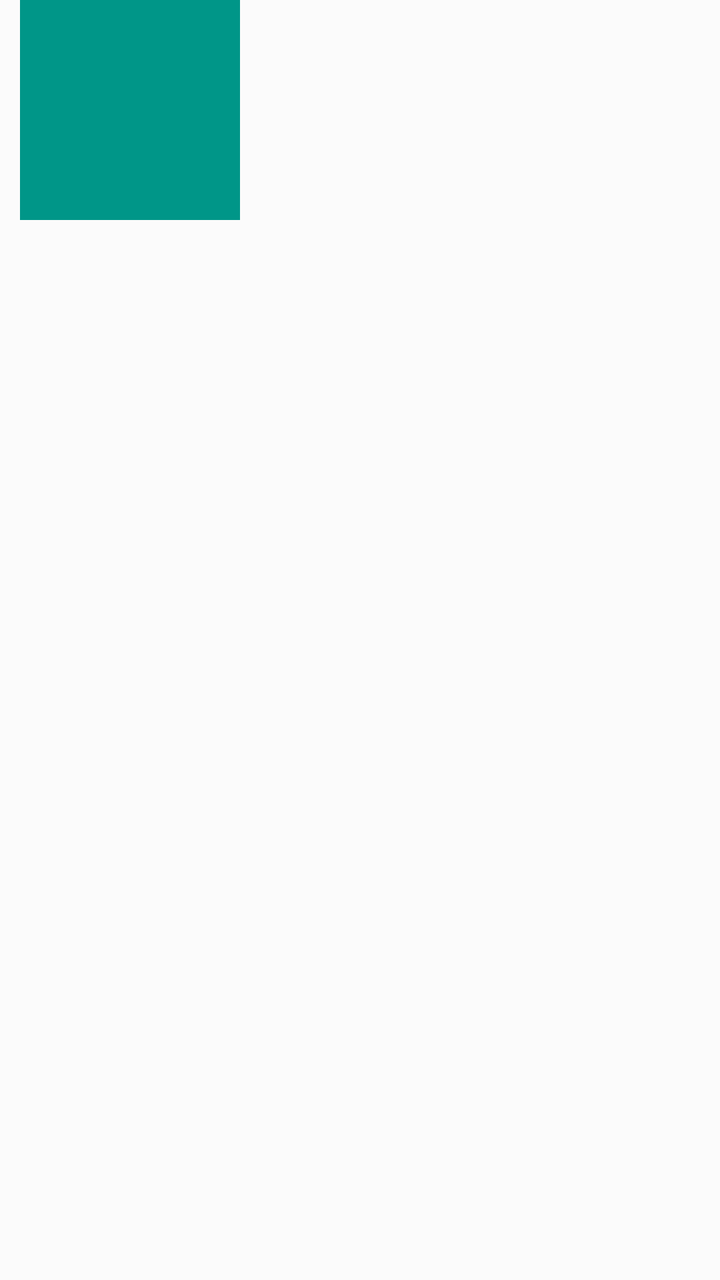
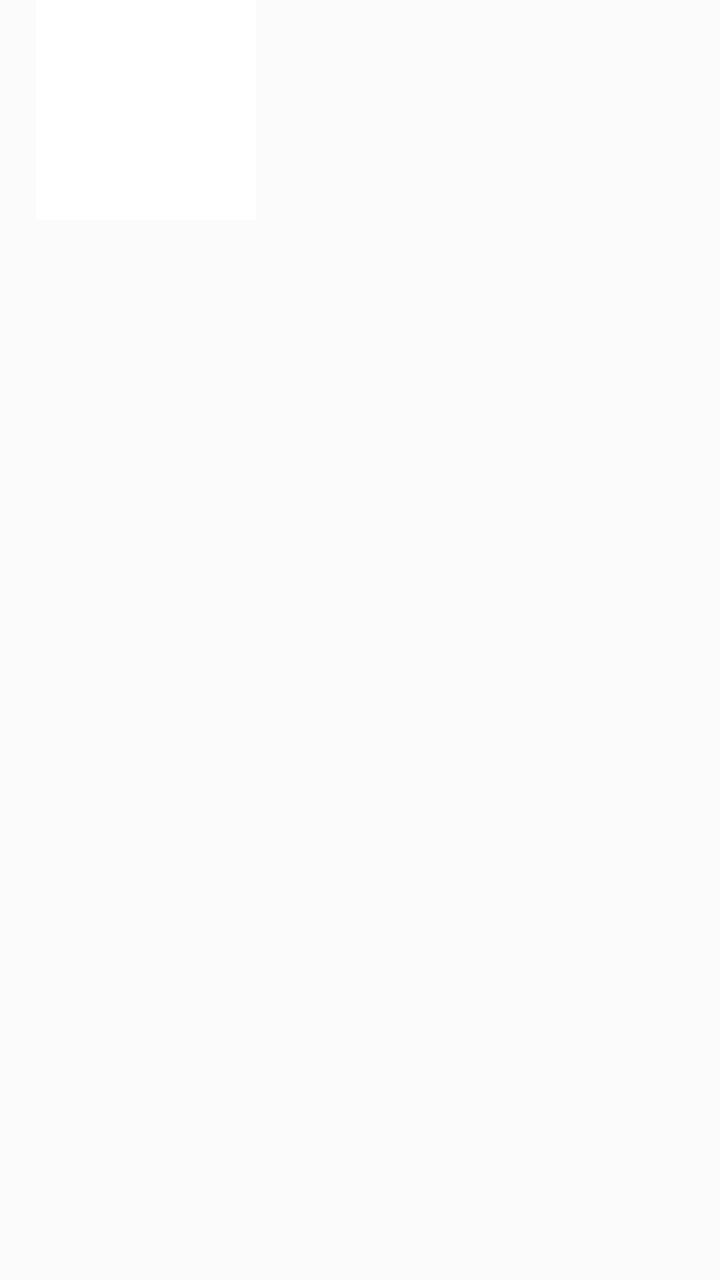

An Android layout rendered at two revisions. The XML below is the earlier revision; the diff shows what the commit changed to produce the second picture.
<!-- AndroidManifest.xml: application theme AppTheme -->
<!-- res/layout/recyclerview_item_diarios.xml -->
<?xml version="1.0" encoding="utf-8"?>
<LinearLayout
    xmlns:android="http://schemas.android.com/apk/res/android"
    android:layout_width="match_parent"
    android:layout_height="wrap_content"
    android:background="@color/overlay_light_10"
    android:orientation="vertical">


    <ImageView
        android:id="@+id/imagenDiario"
        android:layout_width="110dp"
        android:layout_height="110dp"
        android:layout_marginLeft="10.0dip"
        android:layout_marginStart="10.0dip"
        android:background="@color/teal_500"
        android:layout_gravity="fill_vertical"
        android:contentDescription="@string/acerca" />

</LinearLayout>
<!-- resources referenced by this layout -->
<resources>
  <color name="overlay_light_10">#1AFFFFFF</color>
  <color name="teal_500">#009688</color>
  <string name="acerca">Acerca de</string>
  <style name="AppTheme" parent="Theme.AppCompat.Light.DarkActionBar">
          
          <item name="colorPrimary">@color/colorPrimary</item>
          <item name="colorPrimaryDark">@color/colorPrimaryDark</item>
          <item name="colorAccent">@color/colorAccent</item>
          <item name="windowActionBar">false</item>
          <item name="windowNoTitle">true</item>
      </style>
  <color name="colorPrimary">#1976D2</color>
  <color name="colorPrimaryDark">#1565C0</color>
  <color name="colorAccent">#FF4081</color>
</resources>

<!-- the commit's change to res/layout/recyclerview_item_diarios.xml (unified diff, before → after) -->
@@ -11,9 +11,9 @@
         android:id="@+id/imagenDiario"
         android:layout_width="110dp"
         android:layout_height="110dp"
-        android:layout_marginLeft="10.0dip"
-        android:layout_marginStart="10.0dip"
-        android:background="@color/teal_500"
+        android:layout_marginLeft="18.0dip"
+        android:layout_marginStart="18.0dip"
+        android:background="#FFFFFF"
         android:layout_gravity="fill_vertical"
         android:contentDescription="@string/acerca" />
 
<!-- resource entries referenced after the edit -->
@@ -1,7 +1,6 @@
 <!-- resources referenced by this layout -->
 <resources>
   <color name="overlay_light_10">#1AFFFFFF</color>
-  <color name="teal_500">#009688</color>
   <string name="acerca">Acerca de</string>
   <style name="AppTheme" parent="Theme.AppCompat.Light.DarkActionBar">
           
